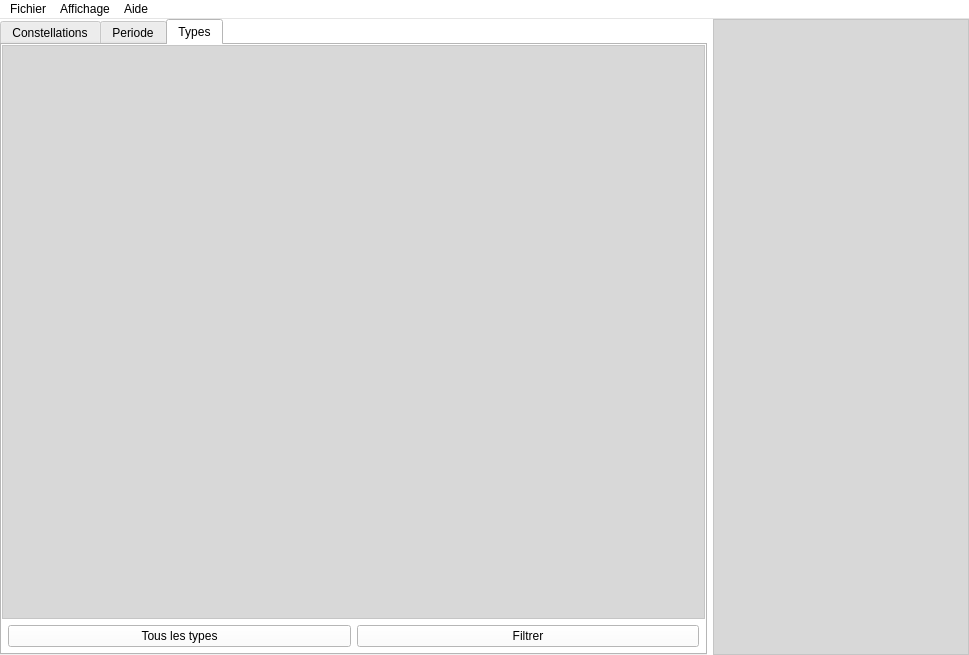
Qt form mainwindow.ui (Paracetamol56/Observeur2) before a commit.
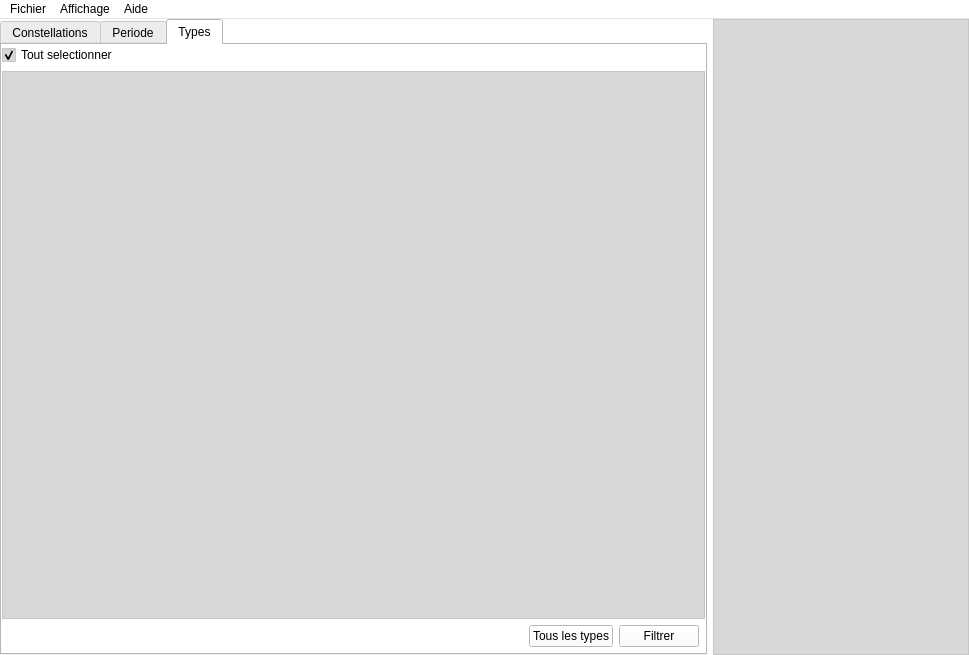
The same form after that commit. The open tabs and pages were chosen to show the change.

Patch:
```diff
--- a/mainwindow.ui
+++ b/mainwindow.ui
@@ -579,6 +579,16 @@
         <property name="bottomMargin">
          <number>0</number>
         </property>
+        <item>
+         <widget class="QCheckBox" name="AllTypeCheckBox">
+          <property name="text">
+           <string>Tout selectionner</string>
+          </property>
+          <property name="checked">
+           <bool>true</bool>
+          </property>
+         </widget>
+        </item>
         <item>
          <widget class="QListWidget" name="TypeListWidget"/>
         </item>
@@ -596,6 +606,19 @@
           <property name="bottomMargin">
            <number>6</number>
           </property>
+          <item>
+           <spacer name="horizontalSpacer">
+            <property name="orientation">
+             <enum>Qt::Horizontal</enum>
+            </property>
+            <property name="sizeHint" stdset="0">
+             <size>
+              <width>40</width>
+              <height>20</height>
+             </size>
+            </property>
+           </spacer>
+          </item>
           <item>
            <widget class="QPushButton" name="AllTypesButton">
             <property name="text">
```
Left out of the diff: 13 changed lines with no effect on the pictures.
